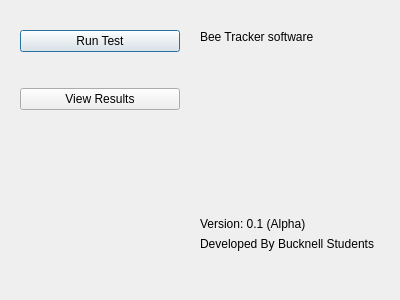
Old version of the form mainGUI.ui in the repository trschwab/csci479.
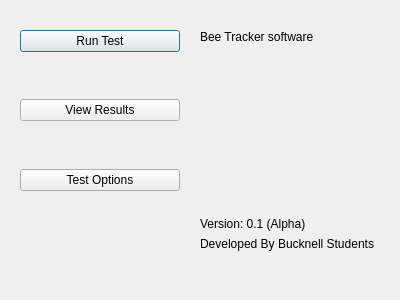
New version of the form.

The edit to the form file:
```diff
--- a/mainGUI.ui
+++ b/mainGUI.ui
@@ -65,23 +65,10 @@
      <x>20</x>
      <y>30</y>
      <width>160</width>
-     <height>80</height>
+     <height>161</height>
     </rect>
    </property>
    <layout class="QFormLayout" name="formLayout_2">
-    <item row="1" column="0">
-     <spacer name="verticalSpacer_2">
-      <property name="orientation">
-       <enum>Qt::Vertical</enum>
-      </property>
-      <property name="sizeHint" stdset="0">
-       <size>
-        <width>20</width>
-        <height>17</height>
-       </size>
-      </property>
-     </spacer>
-    </item>
     <item row="0" column="0" colspan="2">
      <widget class="QPushButton" name="runTestButton">
       <property name="text">
@@ -89,6 +76,19 @@
       </property>
      </widget>
     </item>
+    <item row="1" column="0">
+     <spacer name="verticalSpacer_4">
+      <property name="orientation">
+       <enum>Qt::Vertical</enum>
+      </property>
+      <property name="sizeHint" stdset="0">
+       <size>
+        <width>20</width>
+        <height>40</height>
+       </size>
+      </property>
+     </spacer>
+    </item>
     <item row="2" column="0" colspan="2">
      <widget class="QPushButton" name="viewResultsButton">
       <property name="text">
@@ -96,6 +96,26 @@
       </property>
      </widget>
     </item>
+    <item row="3" column="0">
+     <spacer name="verticalSpacer_3">
+      <property name="orientation">
+       <enum>Qt::Vertical</enum>
+      </property>
+      <property name="sizeHint" stdset="0">
+       <size>
+        <width>20</width>
+        <height>40</height>
+       </size>
+      </property>
+     </spacer>
+    </item>
+    <item row="4" column="0" colspan="2">
+     <widget class="QPushButton" name="optionsButton">
+      <property name="text">
+       <string>Test Options</string>
+      </property>
+     </widget>
+    </item>
    </layout>
   </widget>
  </widget>
```
